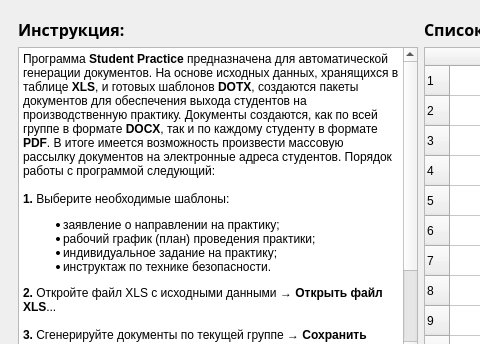
The window that students.ui (motor1n/students) describes before a commit, drawn with Qt 5; both pictures show x 0 to 480 and y 0 to 344 of the 1024 by 768 pixel window.
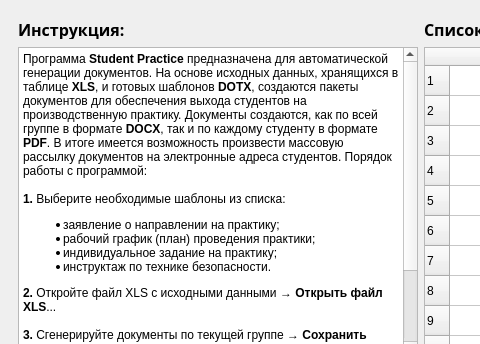
The same window after the commit. Icons and pictures are not drawn.

Commit message: Коммит перед слиянием с email_pdf

What changed in the file:
```diff
--- a/students.ui
+++ b/students.ui
@@ -946,9 +946,9 @@
 &lt;html&gt;&lt;head&gt;&lt;meta name=&quot;qrichtext&quot; content=&quot;1&quot; /&gt;&lt;style type=&quot;text/css&quot;&gt;
 p, li { white-space: pre-wrap; }
 &lt;/style&gt;&lt;/head&gt;&lt;body style=&quot; font-family:'Noto Sans'; font-size:10pt; font-weight:400; font-style:normal;&quot;&gt;
-&lt;p style=&quot; margin-top:0px; margin-bottom:0px; margin-left:0px; margin-right:0px; -qt-block-indent:0; text-indent:0px;&quot;&gt;&lt;span style=&quot; font-size:9pt;&quot;&gt;Программа &lt;/span&gt;&lt;span style=&quot; font-size:9pt; font-weight:600;&quot;&gt;Student Practice &lt;/span&gt;&lt;span style=&quot; font-size:9pt;&quot;&gt;предназначена для автоматической генерации документов. На основе исходных данных, хранящихся в таблице &lt;/span&gt;&lt;span style=&quot; font-size:9pt; font-weight:600;&quot;&gt;XLS&lt;/span&gt;&lt;span style=&quot; font-size:9pt;&quot;&gt;, и готовых шаблонов &lt;/span&gt;&lt;span style=&quot; font-size:9pt; font-weight:600;&quot;&gt;DOTX&lt;/span&gt;&lt;span style=&quot; font-size:9pt;&quot;&gt;, создаются пакеты документов для обеспечения выхода студентов на производственную практику. Документы создаются, как по всей группе в формате &lt;/span&gt;&lt;span style=&quot; font-size:9pt; font-weight:600;&quot;&gt;DOCX&lt;/span&gt;&lt;span style=&quot; font-size:9pt;&quot;&gt;, так и по каждому студенту в формате &lt;/span&gt;&lt;span style=&quot; font-size:9pt; font-weight:600;&quot;&gt;PDF&lt;/span&gt;&lt;span style=&quot; font-size:9pt;&quot;&gt;. В итоге имеется возможность произвести массовую рассылку документов на электронные адреса студентов. Порядок работы с программой следующий:&lt;/span&gt;&lt;/p&gt;
+&lt;p style=&quot; margin-top:0px; margin-bottom:0px; margin-left:0px; margin-right:0px; -qt-block-indent:0; text-indent:0px;&quot;&gt;&lt;span style=&quot; font-size:9pt;&quot;&gt;Программа &lt;/span&gt;&lt;span style=&quot; font-size:9pt; font-weight:600;&quot;&gt;Student Practice &lt;/span&gt;&lt;span style=&quot; font-size:9pt;&quot;&gt;предназначена для автоматической генерации документов. На основе исходных данных, хранящихся в таблице &lt;/span&gt;&lt;span style=&quot; font-size:9pt; font-weight:600;&quot;&gt;XLS&lt;/span&gt;&lt;span style=&quot; font-size:9pt;&quot;&gt;, и готовых шаблонов &lt;/span&gt;&lt;span style=&quot; font-size:9pt; font-weight:600;&quot;&gt;DOTX&lt;/span&gt;&lt;span style=&quot; font-size:9pt;&quot;&gt;, создаются пакеты документов для обеспечения выхода студентов на производственную практику. Документы создаются, как по всей группе в формате &lt;/span&gt;&lt;span style=&quot; font-size:9pt; font-weight:600;&quot;&gt;DOCX&lt;/span&gt;&lt;span style=&quot; font-size:9pt;&quot;&gt;, так и по каждому студенту в формате &lt;/span&gt;&lt;span style=&quot; font-size:9pt; font-weight:600;&quot;&gt;PDF&lt;/span&gt;&lt;span style=&quot; font-size:9pt;&quot;&gt;. В итоге имеется возможность произвести массовую рассылку документов на электронные адреса студентов. Порядок работы с программой:&lt;/span&gt;&lt;/p&gt;
 &lt;p style=&quot;-qt-paragraph-type:empty; margin-top:0px; margin-bottom:0px; margin-left:0px; margin-right:0px; -qt-block-indent:0; text-indent:0px; font-size:9pt;&quot;&gt;&lt;br /&gt;&lt;/p&gt;
-&lt;p style=&quot; margin-top:0px; margin-bottom:0px; margin-left:0px; margin-right:0px; -qt-block-indent:0; text-indent:0px;&quot;&gt;&lt;span style=&quot; font-size:9pt; font-weight:600;&quot;&gt;1.&lt;/span&gt;&lt;span style=&quot; font-size:9pt;&quot;&gt; Выберите необходимые шаблоны:&lt;/span&gt;&lt;/p&gt;
+&lt;p style=&quot; margin-top:0px; margin-bottom:0px; margin-left:0px; margin-right:0px; -qt-block-indent:0; text-indent:0px;&quot;&gt;&lt;span style=&quot; font-size:9pt; font-weight:600;&quot;&gt;1.&lt;/span&gt;&lt;span style=&quot; font-size:9pt;&quot;&gt; Выберите необходимые шаблоны из списка:&lt;/span&gt;&lt;/p&gt;
 &lt;ul style=&quot;margin-top: 0px; margin-bottom: 0px; margin-left: 0px; margin-right: 0px; -qt-list-indent: 1;&quot;&gt;&lt;li style=&quot; font-size:9pt;&quot; style=&quot; margin-top:12px; margin-bottom:0px; margin-left:0px; margin-right:0px; -qt-block-indent:0; text-indent:0px;&quot;&gt;заявление о направлении на практику;&lt;/li&gt;
 &lt;li style=&quot; font-size:9pt;&quot; style=&quot; margin-top:0px; margin-bottom:0px; margin-left:0px; margin-right:0px; -qt-block-indent:0; text-indent:0px;&quot;&gt;рабочий график (план) проведения практики;&lt;/li&gt;
 &lt;li style=&quot; font-size:9pt;&quot; style=&quot; margin-top:0px; margin-bottom:0px; margin-left:0px; margin-right:0px; -qt-block-indent:0; text-indent:0px;&quot;&gt;индивидуальное задание на практику;&lt;/li&gt;&lt;/ul&gt;
```
The commit also changes 1 other file.
